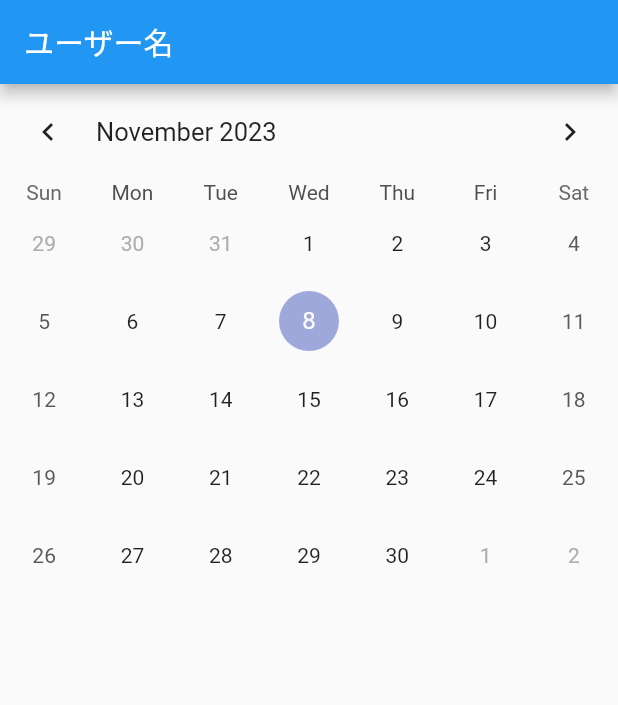
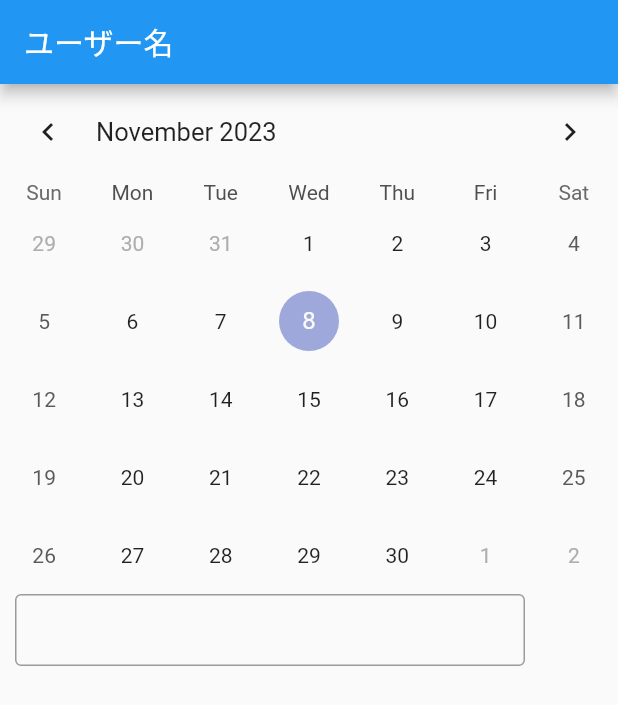
Before and after one commit to kohfuru/bodealize, a Flutter app: the screen it shows after launch, on a phone screen of 412 x 824 dp. Shown: the top 705 px of the screen. Run offline on Flutter 3.47's test engine with Material 2 defaults, Android fonts, the phone set to English and light mode, and no system bars; drawn by our look-alikes of table_calendar.

Commit message:
lib/home.dartにテキストフィールドを追加

```diff
--- a/lib/home.dart
+++ b/lib/home.dart
@@ -5,7 +5,6 @@ class HomePage extends StatefulWidget {
   const HomePage({super.key, required this.title});
 
   final String title;
-
 
   @override
   State<HomePage> createState() => _HomePageState();
@@ -26,7 +25,10 @@ class _HomePageState extends State<HomePage> {
       appBar: AppBar(
         title: Text(user_name),
       ),
-      body: TableCalendar(
+      body: Column(
+        crossAxisAlignment: CrossAxisAlignment.start,
+        children: [
+          TableCalendar(
             firstDay: DateTime.utc(2010, 1, 1),
             lastDay: DateTime.utc(2050, 12, 31),
             focusedDay: _focusedDay,
@@ -46,6 +48,27 @@ class _HomePageState extends State<HomePage> {
               return event_data[date] ?? [];
             },
           ),
+          SizedBox(
+            width: 350,
+            child: Container(
+              margin: const EdgeInsets.only(left: 10),
+              child: const TextField(
+                decoration: InputDecoration(
+                  border: OutlineInputBorder(
+                      borderSide: BorderSide(
+                        color: Colors.black,
+                      )
+                  ),
+                  contentPadding: EdgeInsets.symmetric(
+                    vertical: 4,
+                    horizontal: 4,
+                  ),
+                ),
+              ),
+            ),
+          )
+        ],
+      )
     );
   }
 }
```
Lines whose indentation alone changed are shown as unchanged.
